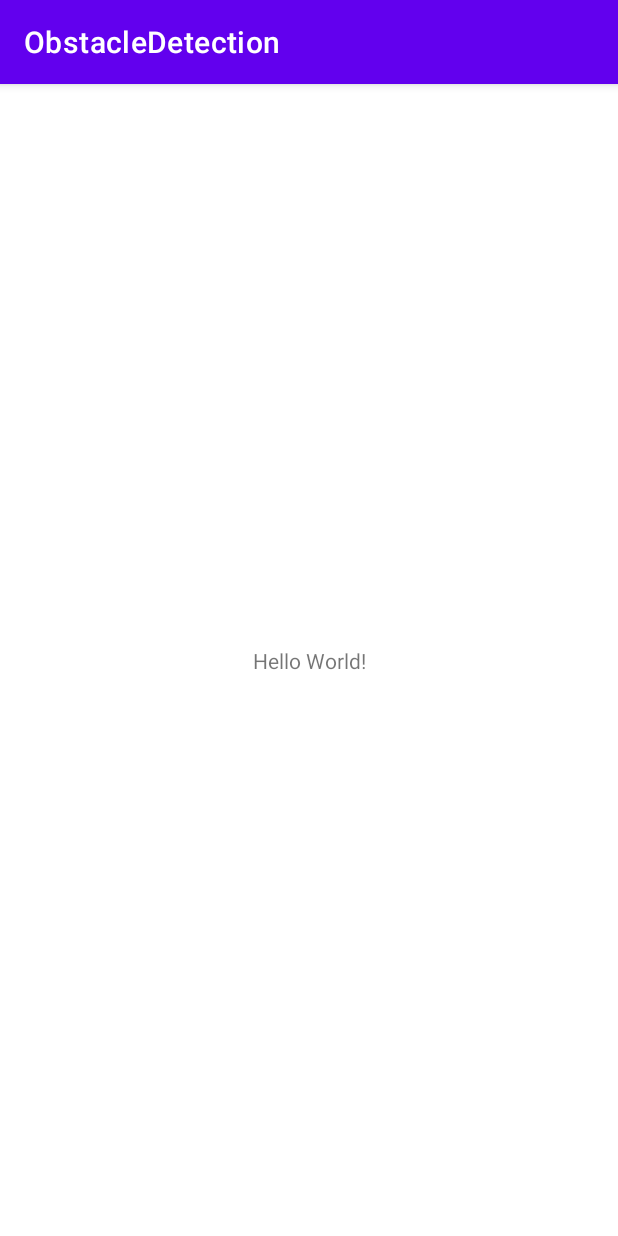
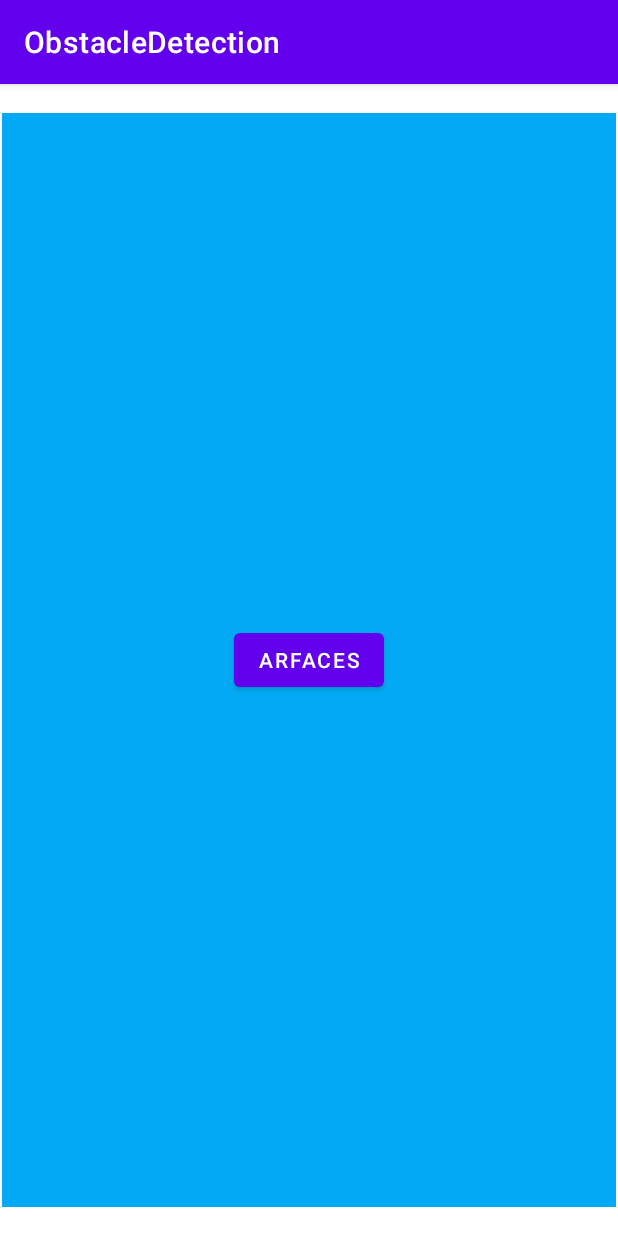
Before and after one commit to Orestiszar/ObstacleDetection, an Android app: the screen it shows after launch (MainActivity), on a phone screen of 412 x 824 dp. Run offline under Robolectric (Android 15) with nearby library versions, the phone set to English and light mode, and no system bars.

Commit message:
Layout creation

```diff
--- a/app/build.gradle
+++ b/app/build.gradle
@@ -1,5 +1,6 @@
 plugins {
     id 'com.android.application'
+    id 'androidx.navigation.safeargs'
 }
 
 android {
@@ -33,6 +34,8 @@ dependencies {
     implementation 'androidx.appcompat:appcompat:1.4.1'
     implementation 'com.google.android.material:material:1.5.0'
     implementation 'androidx.constraintlayout:constraintlayout:2.1.3'
+    implementation 'androidx.navigation:navigation-fragment:2.5.3'
+    implementation 'androidx.navigation:navigation-ui:2.5.3'
     testImplementation 'junit:junit:4.13.2'
     androidTestImplementation 'androidx.test.ext:junit:1.1.3'
     androidTestImplementation 'androidx.test.espresso:espresso-core:3.4.0'
--- a/app/src/main/AndroidManifest.xml
+++ b/app/src/main/AndroidManifest.xml
@@ -1,6 +1,10 @@
 <?xml version="1.0" encoding="utf-8"?>
 <manifest xmlns:android="http://schemas.android.com/apk/res/android"
     xmlns:tools="http://schemas.android.com/tools">
+    <uses-permission android:name="android.permission.CAMERA" />
+    <uses-permission android:name="android.permission.INTERNET" />
+    <uses-feature android:glEsVersion="0x00030000" android:required="true" />
+    <uses-feature android:name="android.hardware.camera.ar" android:required="true"/>
 
     <application
         android:allowBackup="true"
@@ -12,6 +16,7 @@
         android:supportsRtl="true"
         android:theme="@style/Theme.ObstacleDetection"
         tools:targetApi="31">
+        <meta-data android:name="com.google.ar.core" android:value="required" />
         <activity
             android:name=".MainActivity"
             android:exported="true">
--- /dev/null
+++ b/app/src/main/java/com/example/obstacledetection/HomeFragment.java
@@ -0,0 +1,37 @@
+package com.example.obstacledetection;
+
+import android.os.Bundle;
+
+import androidx.annotation.NonNull;
+import androidx.annotation.Nullable;
+import androidx.fragment.app.Fragment;
+import androidx.navigation.Navigation;
+
+import android.view.LayoutInflater;
+import android.view.View;
+import android.view.ViewGroup;
+
+public class HomeFragment extends Fragment {
+
+    public HomeFragment() {
+        // Required empty public constructor
+    }
+
+    @Override
+    public void onCreate(Bundle savedInstanceState) {
+        super.onCreate(savedInstanceState);
+
+    }
+    @Override
+    public View onCreateView(LayoutInflater inflater, ViewGroup container,
+                             Bundle savedInstanceState) {
+        // Inflate the layout for this fragment
+        return inflater.inflate(R.layout.fragment_home, container, false);
+    }
+
+    @Override
+    public void onViewCreated(@NonNull View view, @Nullable Bundle savedInstanceState) {
+        super.onViewCreated(view, savedInstanceState);
+        view.findViewById(R.id.ARFaces_button).setOnClickListener(Navigation.createNavigateOnClickListener(R.id.toar_action));
+    }
+}
--- a/app/src/main/res/layout/activity_main.xml
+++ b/app/src/main/res/layout/activity_main.xml
@@ -6,13 +6,16 @@
     android:layout_height="match_parent"
     tools:context=".MainActivity">
 
-    <TextView
-        android:layout_width="wrap_content"
-        android:layout_height="wrap_content"
-        android:text="Hello World!"
+    <androidx.fragment.app.FragmentContainerView
+        android:id="@+id/fragmentContainerView"
+        android:name="androidx.navigation.fragment.NavHostFragment"
+        android:layout_width="409dp"
+        android:layout_height="729dp"
+        app:defaultNavHost="true"
         app:layout_constraintBottom_toBottomOf="parent"
         app:layout_constraintEnd_toEndOf="parent"
         app:layout_constraintStart_toStartOf="parent"
-        app:layout_constraintTop_toTopOf="parent" />
-
+        app:layout_constraintTop_toTopOf="parent"
+        app:navGraph="@navigation/nav_graph"
+        tools:layout="@layout/fragment_home" />
 </androidx.constraintlayout.widget.ConstraintLayout>
--- /dev/null
+++ b/app/src/main/res/layout/fragment_home.xml
@@ -0,0 +1,25 @@
+<?xml version="1.0" encoding="utf-8"?>
+<FrameLayout xmlns:android="http://schemas.android.com/apk/res/android"
+    xmlns:app="http://schemas.android.com/apk/res-auto"
+    xmlns:tools="http://schemas.android.com/tools"
+    android:layout_width="match_parent"
+    android:layout_height="match_parent"
+    tools:context=".HomeFragment">
+
+    <androidx.constraintlayout.widget.ConstraintLayout
+        android:layout_width="match_parent"
+        android:layout_height="match_parent"
+        android:background="#03A9F4">
+
+        <Button
+            android:id="@+id/ARFaces_button"
+            android:layout_width="wrap_content"
+            android:layout_height="wrap_content"
+            android:text="@string/arfaces_button"
+            app:layout_constraintBottom_toBottomOf="parent"
+            app:layout_constraintEnd_toEndOf="parent"
+            app:layout_constraintStart_toStartOf="parent"
+            app:layout_constraintTop_toTopOf="parent" />
+    </androidx.constraintlayout.widget.ConstraintLayout>
+
+</FrameLayout>
--- /dev/null
+++ b/app/src/main/res/navigation/nav_graph.xml
@@ -0,0 +1,25 @@
+<?xml version="1.0" encoding="utf-8"?>
+<navigation xmlns:android="http://schemas.android.com/apk/res/android"
+    xmlns:app="http://schemas.android.com/apk/res-auto"
+    xmlns:tools="http://schemas.android.com/tools"
+    android:id="@+id/nav_graph"
+    app:startDestination="@id/homeFragment">
+    <fragment
+        android:id="@+id/homeFragment"
+        android:name="com.example.obstacledetection.HomeFragment"
+        android:label="fragment_home"
+        tools:layout="@layout/fragment_home" >
+        <action
+            android:id="@+id/toar_action"
+            app:destination="@id/arFaces" />
+    </fragment>
+    <fragment
+        android:id="@+id/arFaces"
+        android:name="com.example.obstacledetection.ArFaces"
+        android:label="fragment_ar_faces"
+        tools:layout="@layout/fragment_ar_faces" >
+        <action
+            android:id="@+id/backtohome_action"
+            app:destination="@id/homeFragment" />
+    </fragment>
+</navigation>
--- a/app/src/main/res/values/strings.xml
+++ b/app/src/main/res/values/strings.xml
@@ -1,3 +1,7 @@
 <resources>
     <string name="app_name">ObstacleDetection</string>
+    <!-- TODO: Remove or change this placeholder text -->
+    <string name="hello_blank_fragment">Hello blank fragment</string>
+    <string name="arfaces_button">ArFaces</string>
+    <string name="Go_to_home_text">Home</string>
 </resources>
```
Also changed, not shown: app/src/main/java/com/example/obstacledetection/ArFaces.java (added, +37 -0 lines), app/src/main/res/layout/fragment_ar_faces.xml (added, +24 -0 lines), build.gradle (+11 -0 lines).
